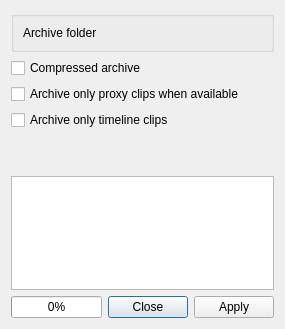
First picture: the form in src/ui/archivewidget_ui.ui, repository KDE/kdenlive, before the edit.
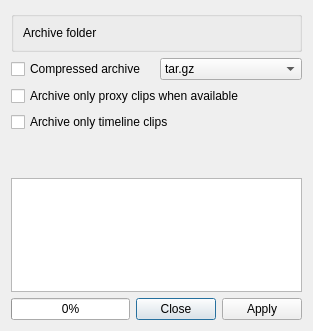
Second picture: the form after the edit. Custom widgets are drawn as their Qt base class.

Commit message: Project archiving: check after each file if archiving works, add option to use zip instead of tar.gz CCBUG: 421565

Patch:
```diff
--- a/src/ui/archivewidget_ui.ui
+++ b/src/ui/archivewidget_ui.ui
@@ -6,8 +6,8 @@
    <rect>
     <x>0</x>
     <y>0</y>
-    <width>285</width>
-    <height>329</height>
+    <width>313</width>
+    <height>331</height>
    </rect>
   </property>
   <property name="windowTitle">
@@ -41,6 +41,8 @@
     </widget>
    </item>
    <item>
+    <layout class="QHBoxLayout" name="horizontalLayout_4">
+     <item>
     <widget class="QCheckBox" name="compressed_archive">
      <property name="text">
       <string>Compressed archive</string>
@@ -48,6 +50,22 @@
     </widget>
    </item>
    <item>
+      <widget class="QComboBox" name="compression_type">
+       <item>
+        <property name="text">
+         <string>tar.gz</string>
+        </property>
+       </item>
+       <item>
+        <property name="text">
+         <string>zip</string>
+        </property>
+       </item>
+      </widget>
+     </item>
+    </layout>
+   </item>
+   <item>
     <widget class="QCheckBox" name="proxy_only">
      <property name="text">
       <string>Archive only proxy clips when available</string>
```
Left out of the diff: 1 changed line with no effect on the pictures. Lines whose indentation alone changed are shown as unchanged. The commit also changes 2 other files.
